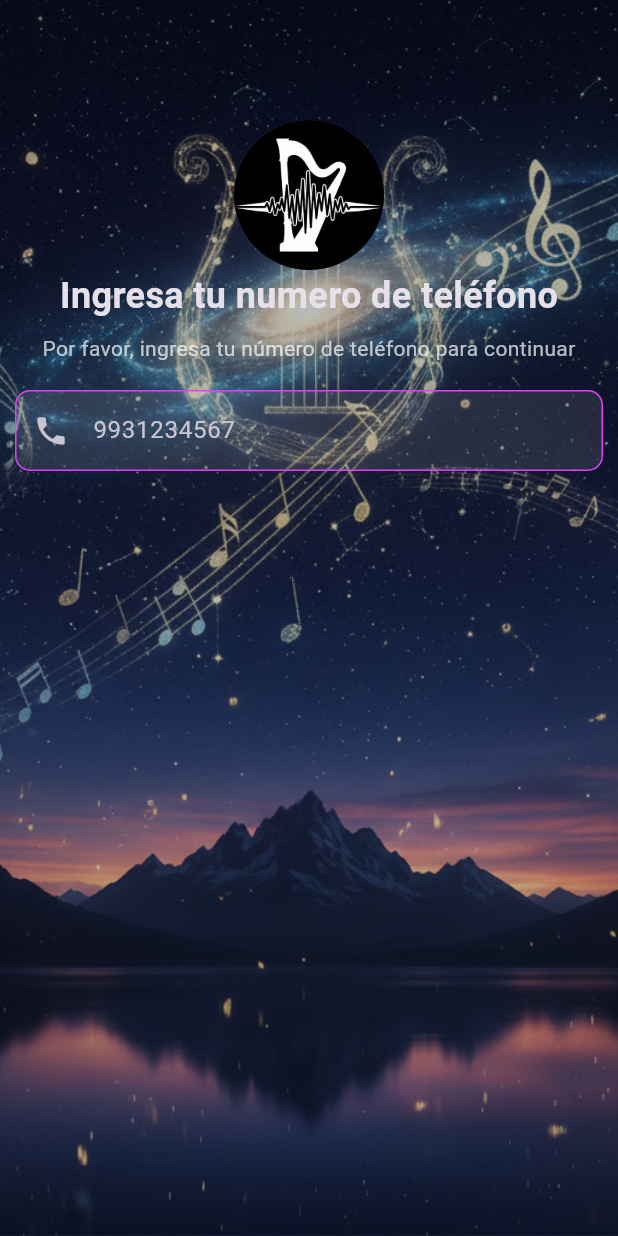
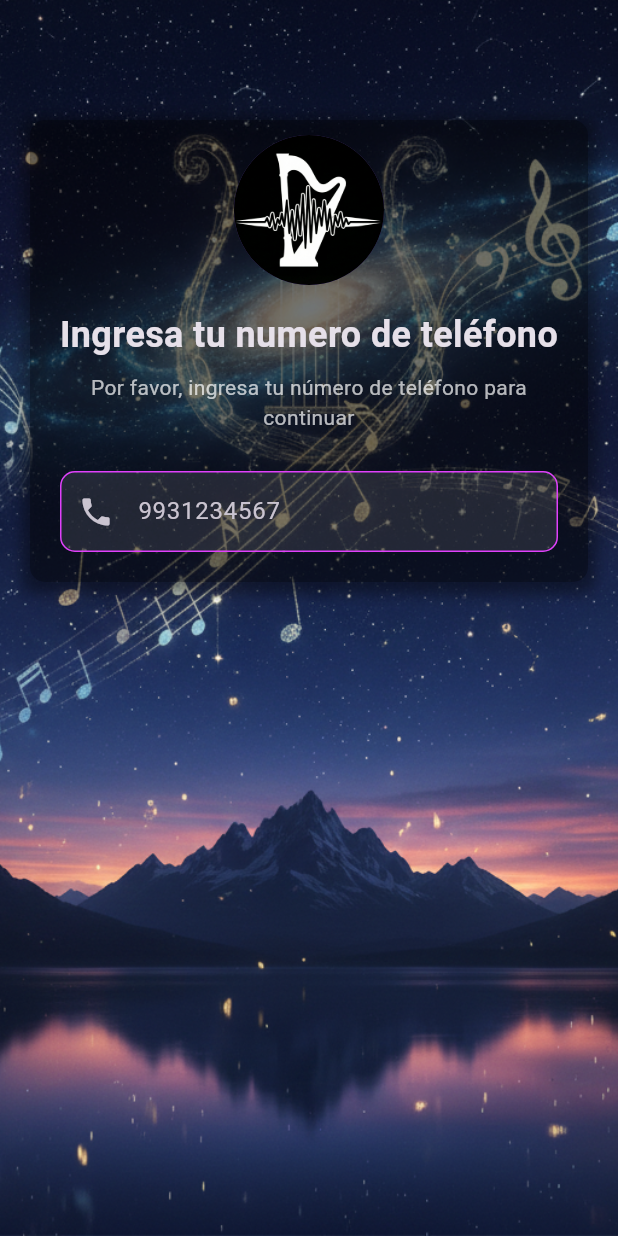
Before and after one commit to KapsCa/TareaSUD---Musica, a Flutter app: the screen it shows after launch, on a phone screen of 412 x 824 dp. Run offline on Flutter 3.47's test engine with Material 3 defaults, Android fonts, the phone set to English and light mode, and no system bars; our stand-ins replace get.

Commit message:
Optimización de codigo

```diff
--- a/lib/app/modules/login/views/login_view.dart
+++ b/lib/app/modules/login/views/login_view.dart
@@ -6,79 +6,31 @@ import '../controllers/login_controller.dart';
 class LoginView extends GetView<LoginController> {
   const LoginView({super.key});
 
+  static const _backgroundImagePath = 'assets/images/login_background.png';
+  static const _logoImagePath = 'assets/images/icono.png';
+  static const _titleText = 'Ingresa tu numero de teléfono';
+  static const _subtitleText =
+      'Por favor, ingresa tu número de teléfono para continuar';
+  static const _phonePlaceholder = '9931234567';
+
   @override
   Widget build(BuildContext context) {
-    final inputDecoration = InputDecoration(
-      prefixIcon: Icon(Icons.phone),
-      border: OutlineInputBorder(
-        borderRadius: BorderRadius.circular(10.0),
-        borderSide: BorderSide(color: Colors.purple),
-      ),
-      enabledBorder: OutlineInputBorder(
-        borderRadius: BorderRadius.circular(10.0),
-        borderSide: BorderSide(color: Colors.purpleAccent),
-      ),
-      focusedBorder: OutlineInputBorder(
-        borderRadius: BorderRadius.circular(10.0),
-        borderSide: BorderSide(color: Colors.deepPurple, width: 2.0),
-      ),
-      filled: true,
-      fillColor: Colors.white.withOpacity(0.1),
-      floatingLabelBehavior: FloatingLabelBehavior.always,
-      contentPadding: EdgeInsets.symmetric(vertical: 15.0, horizontal: 10.0),
-      // Agregando un sombreado sutil
-      // No hay una propiedad directa para 'sombreado' en InputDecoration,
-      // pero se puede simular con un color de fondo y un borde bien definido.
-      // Para una elevación y sombra más pronunciada, se usaría un Container o Card envolvente.
-      hintText: '9931234567',
-    );
     return Scaffold(
       resizeToAvoidBottomInset: false,
       body: Stack(
         fit: StackFit.expand,
         children: [
           //Imagen de fondo con filtro de color - FIJA
-          ColorFiltered(
-            colorFilter: ColorFilter.mode(Colors.black26, BlendMode.darken),
-            child: Image.asset(
-              'assets/images/login_background.png',
-              fit: BoxFit.cover,
-            ),
-          ),
+            Image.asset(_backgroundImagePath, fit: BoxFit.cover),
           //Contenido de la pantalla
           SafeArea(
             child: SingleChildScrollView(
               child: Column(
-                children: [
+                children: const [
                   //Espacio en blanco arriba
                   SizedBox(height: 80),
                   //Logo de la app
-                  CircleAvatar(
-                    backgroundImage: AssetImage('assets/images/icono.png'),
-                    radius: 50,
-                  ),
-                  //Texto principal
-                  Text(
-                    'Ingresa tu numero de teléfono',
-                    style: TextStyle(fontSize: 24, fontWeight: FontWeight.bold),
-                  ),
-                  SizedBox(height: 8),
-                  Text(
-                    'Por favor, ingresa tu número de teléfono para continuar',
-                    style: TextStyle(fontSize: 14, color: Colors.white70),
-                    textAlign: TextAlign.center,
-                  ),
-                  SizedBox(height: 8),
-                  //Campo de entrada de teléfono
-                  Form(
-                    child: Padding(
-                      padding: const EdgeInsets.all(10.0),
-                      child: TextFormField(
-                        keyboardType: TextInputType.phone,
-                        decoration: inputDecoration,
-                      ),
-                    ),
-                  ),
+                  _LoginCard(),
                 ],
               ),
             ),
@@ -88,3 +40,89 @@ class LoginView extends GetView<LoginController> {
     );
   }
 }
+
+class _LoginCard extends StatelessWidget {
+  const _LoginCard();
+
+  static final _inputDecoration = InputDecoration(
+    prefixIcon: const Icon(Icons.phone),
+    border: OutlineInputBorder(
+      borderRadius: BorderRadius.circular(10.0),
+      borderSide: const BorderSide(color: Colors.purple),
+    ),
+    enabledBorder: OutlineInputBorder(
+      borderRadius: BorderRadius.circular(10.0),
+      borderSide: const BorderSide(color: Colors.purpleAccent),
+    ),
+    focusedBorder: OutlineInputBorder(
+      borderRadius: BorderRadius.circular(10.0),
+      borderSide: const BorderSide(color: Colors.deepPurple, width: 2.0),
+    ),
+    filled: true,
+    fillColor: Colors.white.withOpacity(0.1),
+    floatingLabelBehavior: FloatingLabelBehavior.always,
+    contentPadding: const EdgeInsets.symmetric(
+      vertical: 15.0,
+      horizontal: 10.0,
+    ),
+    hintText: LoginView._phonePlaceholder,
+  );
+
+  static const _titleStyle = TextStyle(
+    fontSize: 24,
+    fontWeight: FontWeight.bold,
+  );
+
+  static const _subtitleStyle = TextStyle(fontSize: 14, color: Colors.white70);
+
+  @override
+  Widget build(BuildContext context) {
+    return Container(
+      padding: const EdgeInsets.all(10),
+      margin: const EdgeInsets.symmetric(horizontal: 20),
+      decoration: BoxDecoration(
+        color: Colors.black26,
+        boxShadow: [
+          BoxShadow(
+            color: Colors.black38,
+            spreadRadius: 5,
+            blurRadius: 7,
+            offset: const Offset(0, 3),
+          ),
+        ],
+        borderRadius: BorderRadius.circular(10),
+      ),
+      width: double.infinity,
+      child: Column(
+        children: [
+          const CircleAvatar(
+            backgroundImage: AssetImage(LoginView._logoImagePath),
+            radius: 50,
+          ),
+          const SizedBox(height: 16),
+          Text(
+            LoginView._titleText,
+            style: _titleStyle,
+            textAlign: TextAlign.center,
+          ),
+          const SizedBox(height: 8),
+          Text(
+            LoginView._subtitleText,
+            style: _subtitleStyle,
+            textAlign: TextAlign.center,
+          ),
+          const SizedBox(height: 16),
+          Form(
+            child: Padding(
+              padding: const EdgeInsets.all(10.0),
+              child: TextFormField(
+                keyboardType: TextInputType.phone,
+                decoration: _inputDecoration,
+              ),
+            ),
+          ),
+        ],
+      ),
+    );
+  }
+}
```
